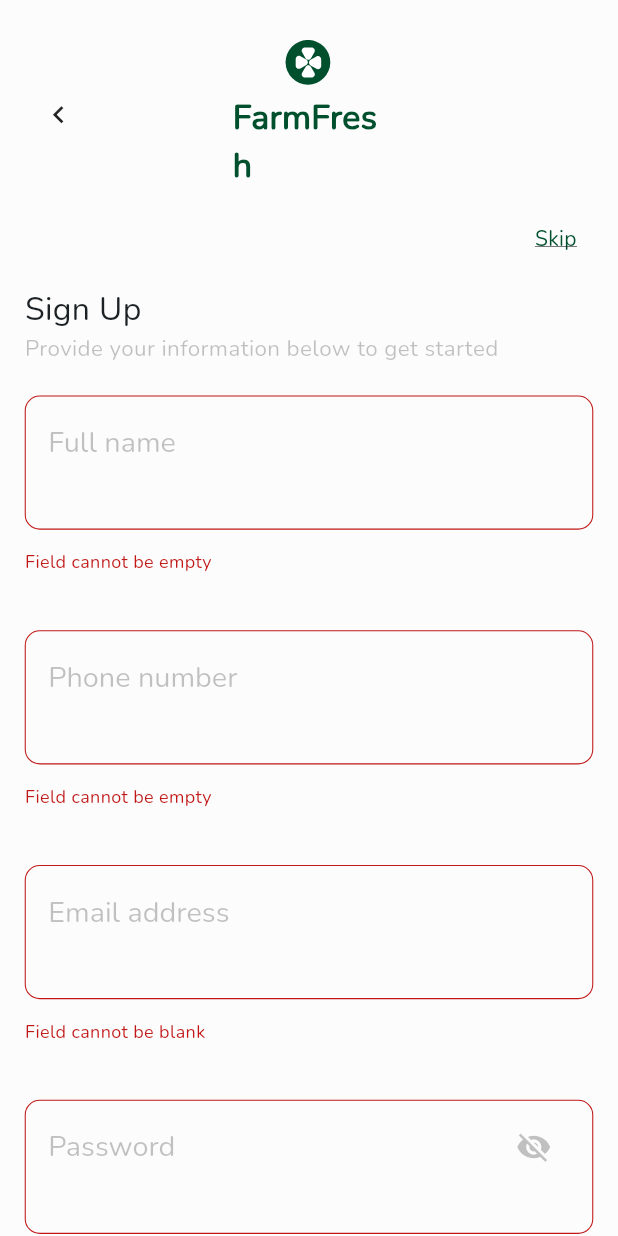
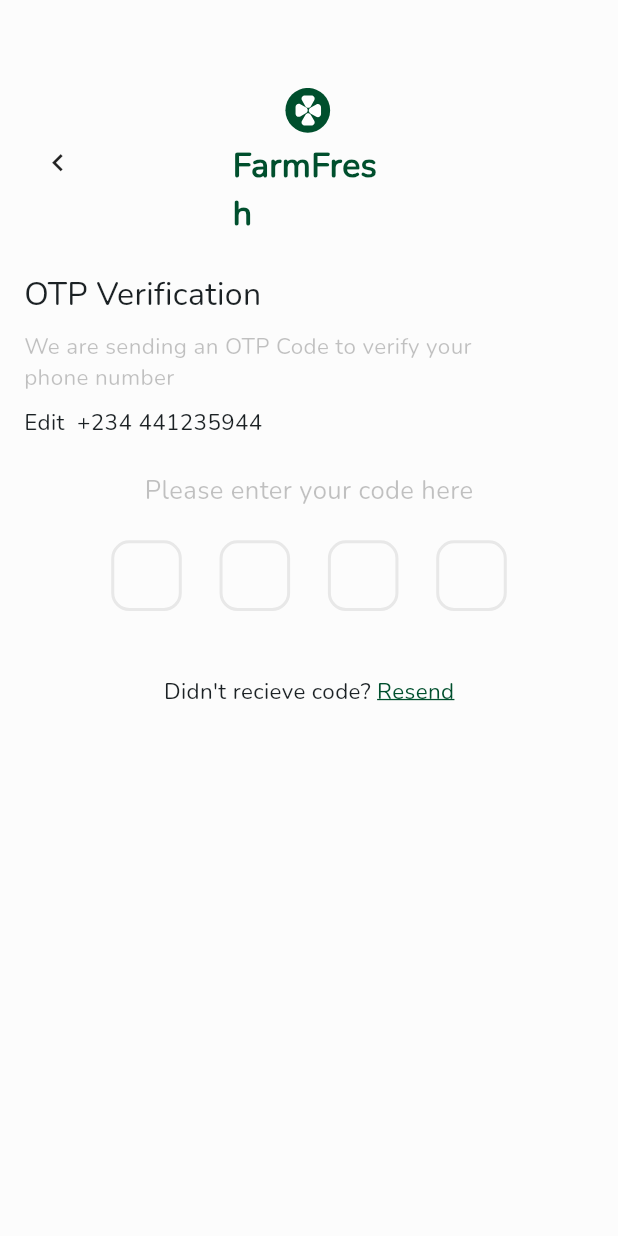
Before and after one commit to JER3MIAH/farm_fresh, a Flutter app: the SignUpView screen opened by its route, scrolled down 32 dp, after a tap on "Next", on a phone screen of 412 x 824 dp. Run offline on Flutter 3.47's test engine with Material 3 defaults, Android fonts, the phone set to English and light mode, and no system bars; drawn by our look-alikes of pin_code_fields; our stand-ins replace flutter_hooks, flutter_riverpod, flutter_svg, get, hooks_riverpod, smooth_page_indicator.

Commit message:
Implement otp verification view

```diff
--- /dev/null
+++ b/lib/src/features/auth/presentation/views/otp_verification/otp_verification_view.dart
@@ -0,0 +1,104 @@
+import 'package:farm_fresh/src/features/auth/presentation/widgets/widgets.dart';
+import 'package:farm_fresh/src/shared/shared.dart';
+import 'package:flutter/material.dart';
+import 'package:flutter/services.dart';
+import 'package:flutter_hooks/flutter_hooks.dart';
+import 'package:pin_code_fields/pin_code_fields.dart';
+
+class OtpVerificationView extends HookWidget {
+  const OtpVerificationView({super.key});
+
+  @override
+  Widget build(BuildContext context) {
+    final theme = Theme.of(context).colorScheme;
+    final otp2Controller = useTextEditingController();
+
+    return Scaffold(
+      body: AppColumn(
+        padding: EdgeInsets.symmetric(horizontal: 15.dy).copyWith(top: 55.dy),
+        children: [
+          const BackAndAppIcon(),
+          YBox(22.dy),
+          Row(
+            mainAxisAlignment: MainAxisAlignment.start,
+            children: [
+              Column(
+                crossAxisAlignment: CrossAxisAlignment.start,
+                children: [
+                  Text(
+                    'OTP Verification',
+                    style: TextStyle(
+                      fontSize: 20.sp,
+                      fontWeight: FontWeight.w500,
+                    ),
+                  ),
+                  YBox(8.dy),
+                  Text(
+                    'We are sending an OTP Code to verify your\nphone number',
+                    style: TextStyle(
+                      fontSize: 14.sp,
+                      fontWeight: FontWeight.w400,
+                      color: Theme.of(context).colorScheme.secondary,
+                    ),
+                  ),
+                  YBox(8.dy),
+                  Text(
+                    'Edit  +234 441235944',
+                    style: TextStyle(
+                      fontSize: 14.sp,
+                      fontWeight: FontWeight.w400,
+                    ),
+                  ),
+                ],
+              ),
+            ],
+          ),
+          YBox(22.dy),
+          Text(
+            'Please enter your code here',
+            style: TextStyle(
+              fontSize: 16.sp,
+              fontWeight: FontWeight.w500,
+              color: theme.secondary,
+            ),
+          ),
+          YBox(20.dy),
+          SizedBox(
+            width: Dims.deviceSize.width * .64,
+            child: PinCodeTextField(
+              length: 4,
+              controller: otp2Controller,
+              animationType: AnimationType.fade,
+              onCompleted: (result) {
+                //* logic
+                // print(result);
+              },
+              appContext: context,
+              keyboardType: TextInputType.number,
+              autoDisposeControllers: true,
+              inputFormatters: <TextInputFormatter>[
+                FilteringTextInputFormatter.digitsOnly
+              ],
+              pinTheme: PinTheme(
+                shape: PinCodeFieldShape.box,
+                borderRadius: BorderRadius.circular(12),
+                selectedColor: theme.primary,
+                inactiveColor: theme.secondary.withOpacity(0.1),
+                activeColor: appColors.green,
+                fieldHeight: 47.04,
+                fieldWidth: 47.04,
+              ),
+            ),
+          ),
+          YBox(25.dy),
+          LinedUpText(
+            leadingText: 'Didn\'t recieve code? ',
+            trailingText: 'Resend',
+            isUndelined: true,
+            onTapTrailing: () {},
+          ),
+        ],
+      ),
+    );
+  }
+}
--- a/lib/src/features/auth/presentation/views/sign_up/sign_up_view.dart
+++ b/lib/src/features/auth/presentation/views/sign_up/sign_up_view.dart
@@ -112,9 +112,9 @@ class SignUpView extends HookConsumerWidget {
               title: 'Next',
               isLoading: signupViewmodel.isLoading,
               onTap: () async {
-                if (formKey.currentState!.validate()) {
-
-                }
+                // if (formKey.currentState!.validate()) {
+                AppNavigator.pushNamed(AuthRoutes.otpVerification);
+                // }
               },
               buttonColor: signupViewmodel.buttonEnabled
                   ? theme.primary
@@ -125,6 +125,7 @@ class SignUpView extends HookConsumerWidget {
             LinedUpText(
               leadingText: 'Already have an account? ',
               trailingText: 'Log in',
+              isUndelined: true,
               onTapTrailing: () {
                 signupViewmodel.disposeValues();
                 AppNavigator.replaceNamed(AuthRoutes.login);
--- a/lib/src/features/navigation/pages.dart
+++ b/lib/src/features/navigation/pages.dart
@@ -1,5 +1,6 @@
 import 'package:farm_fresh/src/features/auth/presentation/views/login/login_view.dart';
 import 'package:farm_fresh/src/features/auth/presentation/views/forgot_password/forgot_password_view.dart';
+import 'package:farm_fresh/src/features/auth/presentation/views/otp_verification/otp_verification_view.dart';
 import 'package:farm_fresh/src/features/auth/presentation/views/register/register_view.dart';
 import 'package:farm_fresh/src/features/auth/presentation/views/sign_up/sign_up_view.dart';
 import 'package:farm_fresh/src/features/home/presentation/views/home_view.dart';
@@ -56,6 +57,12 @@ List<GetPage> authPages = [
     transition: Transition.native,
     transitionDuration: const Duration(milliseconds: 500),
   ),
+   GetPage(
+    name: AuthRoutes.otpVerification,
+    page: () => const OtpVerificationView(),
+    transition: Transition.native,
+    transitionDuration: const Duration(milliseconds: 500),
+  ),
   GetPage(
     name: AuthRoutes.forgotPassword,
     page: () => const ForgotPasswordView(),
--- a/lib/src/features/navigation/routes.dart
+++ b/lib/src/features/navigation/routes.dart
@@ -9,7 +9,7 @@ class AuthRoutes {
   static const signUp = '/signUpView';
   static const address = '/addressView';
   static const forgotPassword = '/forgotPasswordView';
-  static const emailVerification = '/emailVerificationView';
+  static const otpVerification = '/otpVerificationView';
 }
 
 class HomeRoutes {
```
